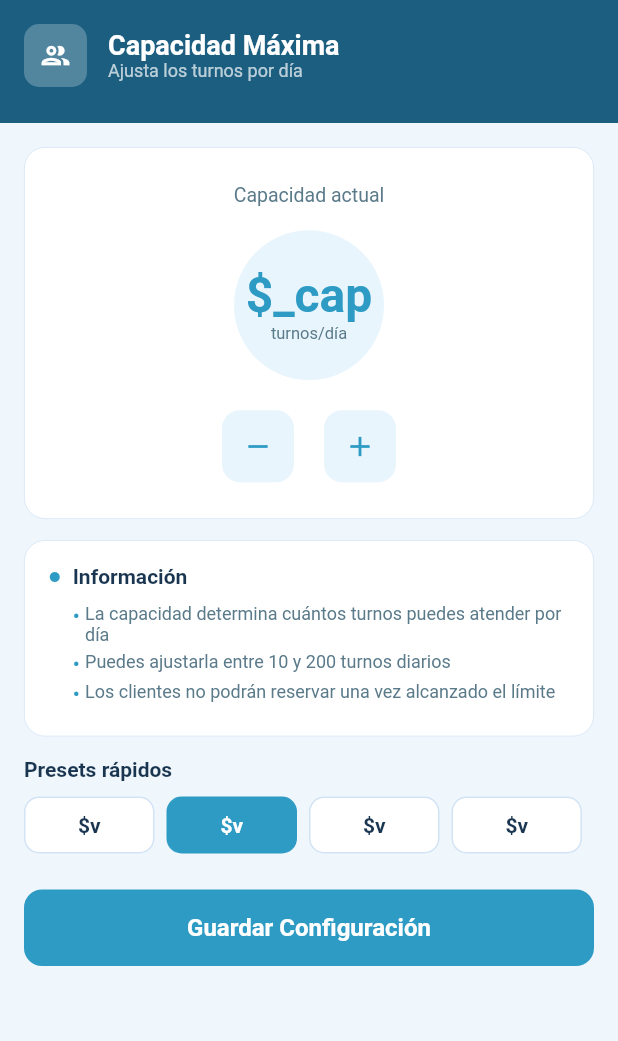
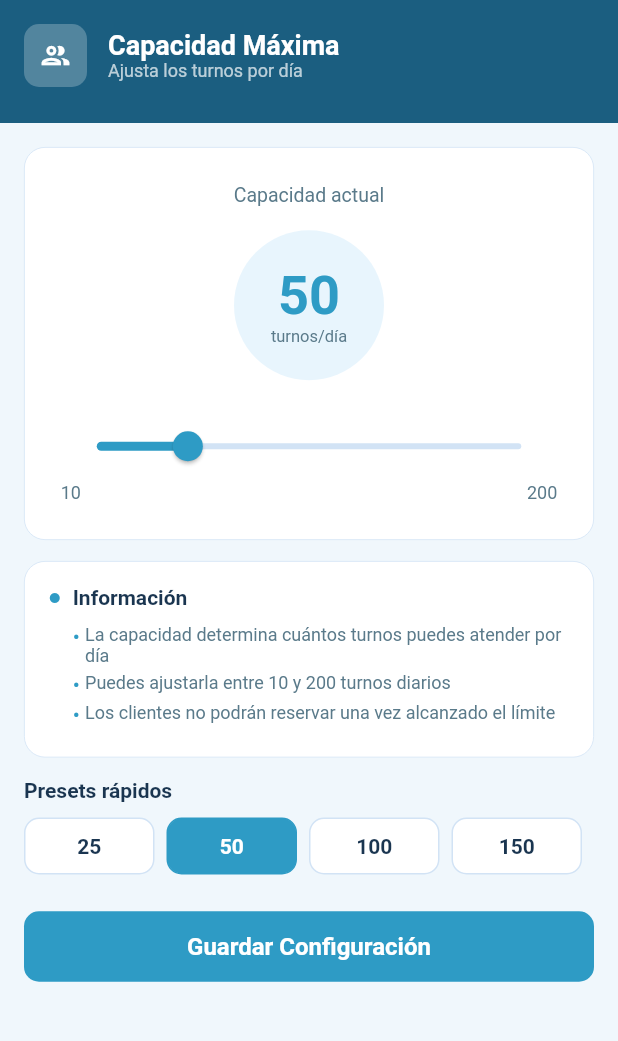
Before and after one commit to CSamuelBM/OptiFila, a Flutter app: the CapacidadMaximaView screen opened directly, on a phone screen of 412 x 824 dp, the part 42-1083 px from its top. Run offline on Flutter 3.47's test engine with Material 3 defaults, Android fonts, the phone set to English and light mode, and no system bars; accounts and stored records are empty.

Commit message:
Refactor capacidad maxima y tiempo de atencion

```diff
--- a/lib/views/business/capacidad_maxima_view.dart
+++ b/lib/views/business/capacidad_maxima_view.dart
@@ -5,9 +5,9 @@ class CapacidadMaximaView extends StatefulWidget {
   const CapacidadMaximaView({super.key});
   @override State<CapacidadMaximaView> createState() => _S();
 }
+
 class _S extends State<CapacidadMaximaView> {
   int _cap = 50;
-  void _ch(int d){ final n=_cap+d; if(n>=10&&n<=200) setState(()=>_cap=n); }
 
   @override
   Widget build(BuildContext context) => Scaffold(
@@ -40,14 +40,29 @@ class _S extends State<CapacidadMaximaView> {
               const SizedBox(height:16),
               Container(width:100,height:100,decoration:const BoxDecoration(color:AppTheme.bgLight,shape:BoxShape.circle),
                   child:Column(mainAxisAlignment:MainAxisAlignment.center,children:[
-                    Text('\$_cap',style:const TextStyle(fontSize:32,fontWeight:FontWeight.bold,color:AppTheme.accentBlue)),
+                    Text('$_cap',style:const TextStyle(fontSize:36,fontWeight:FontWeight.bold,color:AppTheme.accentBlue)),
                     const Text('turnos/día',style:TextStyle(fontSize:11,color:AppTheme.textSecondary)),
                   ])),
               const SizedBox(height:20),
-              Row(mainAxisAlignment:MainAxisAlignment.center,children:[
-                _Btn(icon:Icons.remove,onTap:()=>_ch(-1)),
-                const SizedBox(width:20),
-                _Btn(icon:Icons.add,onTap:()=>_ch(1)),
+              // ── Se reemplazaron los botones por el Slider ──
+              SliderTheme(
+                  data:SliderThemeData(
+                      activeTrackColor:AppTheme.accentBlue,
+                      thumbColor:AppTheme.accentBlue,
+                      inactiveTrackColor:AppTheme.borderColor,
+                      overlayColor:AppTheme.accentBlue.withOpacity(0.2)
+                  ),
+                  child:Slider(
+                      value:_cap.toDouble(),
+                      min:10,
+                      max:200,
+                      divisions:190, // Permite mover la barra de 1 en 1
+                      onChanged:(v)=>setState(()=>_cap=v.round())
+                  )
+              ),
+              const Row(mainAxisAlignment:MainAxisAlignment.spaceBetween,children:[
+                Text('10',style:TextStyle(fontSize:12,color:AppTheme.textSecondary)),
+                Text('200',style:TextStyle(fontSize:12,color:AppTheme.textSecondary)),
               ]),
             ])),
         const SizedBox(height:14),
@@ -74,22 +89,29 @@ class _S extends State<CapacidadMaximaView> {
                       color:_cap==v?AppTheme.accentBlue:Colors.white,
                       borderRadius:BorderRadius.circular(10),
                       border:Border.all(color:_cap==v?AppTheme.accentBlue:AppTheme.borderColor)),
-                  child:Text('\$v',textAlign:TextAlign.center,
+                  child:Text('$v',textAlign:TextAlign.center,
                       style:TextStyle(fontSize:14,fontWeight:FontWeight.w600,color:_cap==v?Colors.white:AppTheme.textPrimary)),
                 ))))).toList()),
         const SizedBox(height:24),
-        SizedBox(width:double.infinity,child:ElevatedButton(onPressed:()=>Navigator.pop(context),child:const Text('Guardar Configuración'))),
+        SizedBox(
+            width:double.infinity,
+            child:ElevatedButton(
+                style: ElevatedButton.styleFrom(
+                    backgroundColor: AppTheme.accentBlue,
+                    foregroundColor: Colors.white,
+                    padding: const EdgeInsets.symmetric(vertical: 14),
+                    shape: RoundedRectangleBorder(borderRadius: BorderRadius.circular(10))
+                ),
+                onPressed:()=>Navigator.pop(context),
+                child:const Text('Guardar Configuración', style: TextStyle(fontSize: 16, fontWeight: FontWeight.bold))
+            )
+        ),
         const SizedBox(height:16),
       ]))),
     ])),
   );
 }
-class _Btn extends StatelessWidget {
-  final IconData icon; final VoidCallback onTap; const _Btn({required this.icon,required this.onTap});
-  @override Widget build(BuildContext context)=>GestureDetector(onTap:onTap,
-      child:Container(width:48,height:48,decoration:BoxDecoration(color:AppTheme.bgLight,borderRadius:BorderRadius.circular(12)),
-          child:Icon(icon,color:AppTheme.accentBlue,size:22)));
-}
+
 class _Bul extends StatelessWidget {
   final String text; const _Bul(this.text);
   @override Widget build(BuildContext context)=>Padding(padding:const EdgeInsets.only(bottom:4,left:16),
```
Also changed, not shown: lib/views/business/tiempo_atencion_view.dart (+23 -7 lines).
